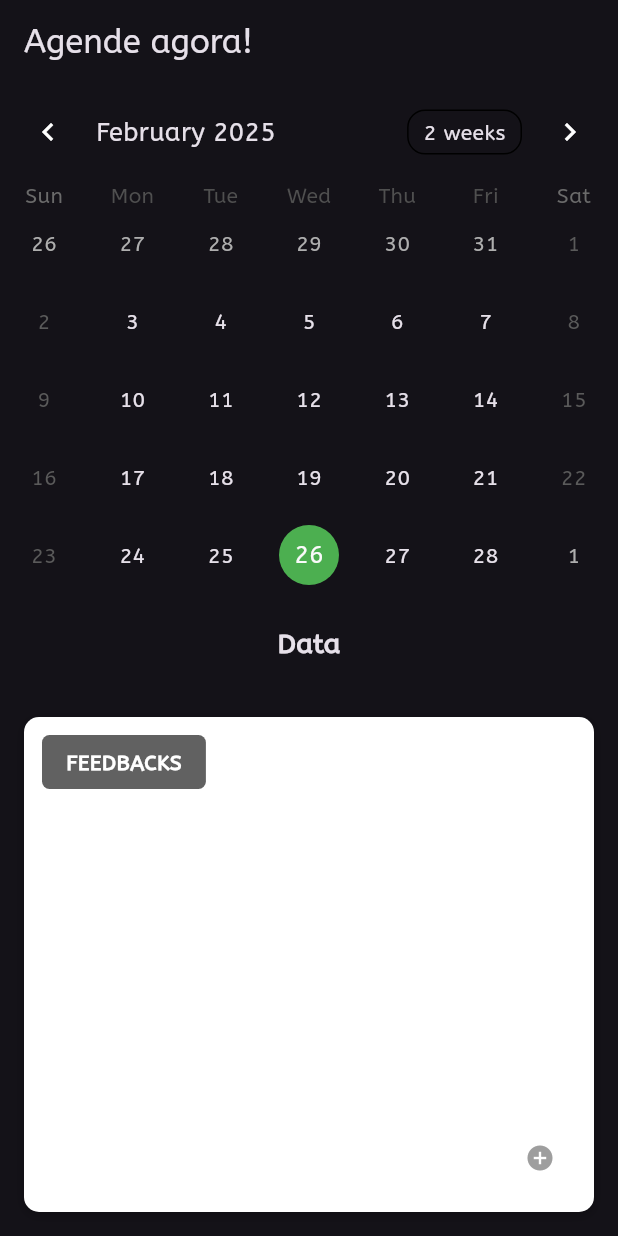
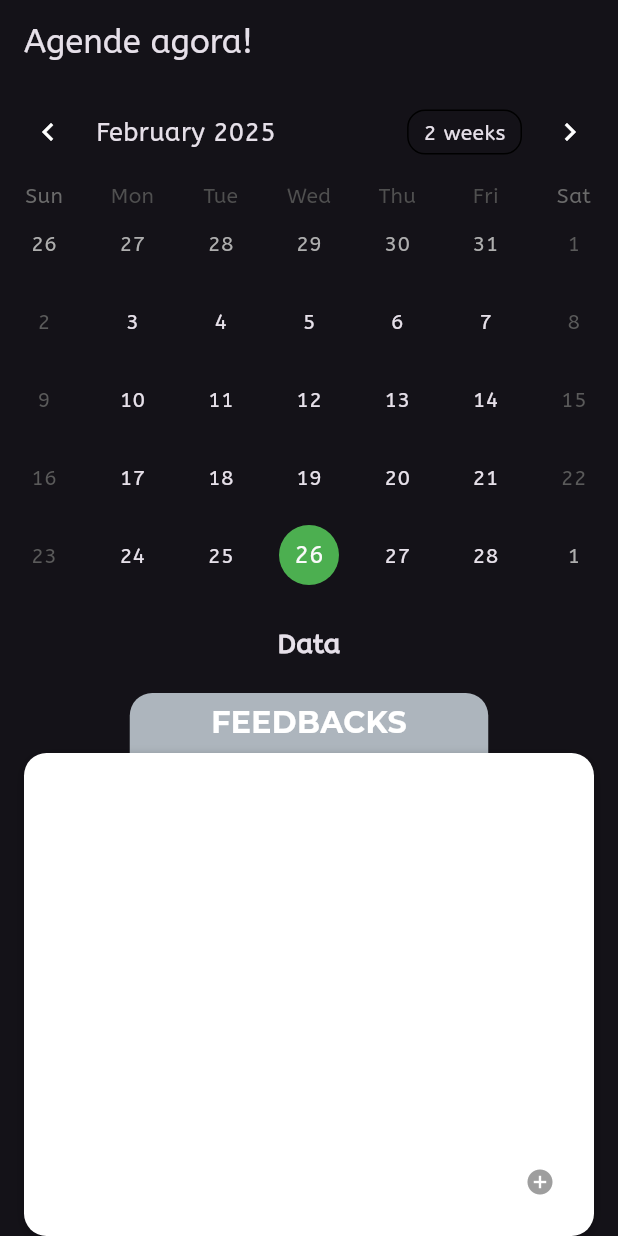
Before and after one commit to GuizinSX7/TCC-Neto-garage, a Flutter app: the screen it shows after launch, on a phone screen of 412 x 824 dp. Run offline on Flutter 3.47's test engine with Material 3 defaults, Android fonts, the light colour scheme and no system bars; drawn by our look-alikes of table_calendar; our stand-ins replace firebase_core; accounts and stored records are empty.

Commit message:
Homeatualizações3

```diff
--- a/tcc_neto_garage/lib/components/homeComp.dart
+++ b/tcc_neto_garage/lib/components/homeComp.dart
@@ -1,5 +1,6 @@
 import 'package:flutter/material.dart';
 import 'package:table_calendar/table_calendar.dart';
+import 'package:tcc_neto_garage/shared/style.dart';
 
 void main() {
   runApp(MyApp());
@@ -67,6 +68,27 @@ class _CalendarScreenState extends State<CalendarScreen> {
             style: TextStyle(fontSize: 18, fontWeight: FontWeight.bold),
           ),
           SizedBox(height: 20),
+          Container(
+            width: 239,
+            height: 40,
+            alignment: Alignment.center,
+            decoration: BoxDecoration(
+              color: MyColors.cinza2,
+              borderRadius: BorderRadius.only(
+                topLeft: Radius.circular(15),
+                topRight: Radius.circular(15),
+              ),
+            ),
+            child: Text(
+              "FEEDBACKS",
+              style: TextStyle(
+                color: MyColors.branco1,
+                fontWeight: FontWeight.bold,
+                fontFamily: MyFonts.fontSecundary,
+                fontSize: 20,
+              ),
+            ),
+          ),
           Expanded(child: FeedbackWidget()),
         ],
       ),
@@ -154,11 +176,10 @@ class _FeedbackWidgetState extends State<FeedbackWidget> {
     return Container(
       width: 380,
       height: 120,
-      margin: EdgeInsets.all(16),
       padding: EdgeInsets.all(12),
       decoration: BoxDecoration(
-        color: Colors.white,
-        borderRadius: BorderRadius.circular(10),
+        color: MyColors.branco1,
+        borderRadius: BorderRadius.circular(15),
         boxShadow: [
           BoxShadow(color: Colors.black26, blurRadius: 5, offset: Offset(0, 2)),
         ],
@@ -166,18 +187,6 @@ class _FeedbackWidgetState extends State<FeedbackWidget> {
       child: Column(
         crossAxisAlignment: CrossAxisAlignment.start,
         children: [
-          Container(
-            padding: EdgeInsets.symmetric(vertical: 8, horizontal: 16),
-            decoration: BoxDecoration(
-              color: Colors.grey[700],
-              borderRadius: BorderRadius.circular(5),
-            ),
-            child: Text(
-              "FEEDBACKS",
-              style: TextStyle(color: Colors.white, fontWeight: FontWeight.bold),
-            ),
-          ),
-          SizedBox(height: 10),
           Expanded(
             child: SingleChildScrollView(
               child: Column(
--- /dev/null
+++ b/tcc_neto_garage/lib/widgets/feedback_widget.dart
@@ -0,0 +1 @@
+// TODO Implement this library.
--- a/tcc_neto_garage/pubspec.yaml
+++ b/tcc_neto_garage/pubspec.yaml
@@ -36,6 +36,7 @@ flutter:
       fonts:
         - asset: assets/fonts/Montserrat-Italic-VariableFont_wght.ttf
         - asset: assets/fonts/Montserrat-VariableFont_wght.ttf
+        - asset: assets/fonts/Montserrat-Bold.ttf
     - family: OpenSans
       fonts:
         - asset: assets/fonts/OpenSans-Italic-VariableFont_wdth,wght.ttf
```
Also changed, not shown: tcc_neto_garage/assets/fonts/Montserrat-Bold.ttf (added).
